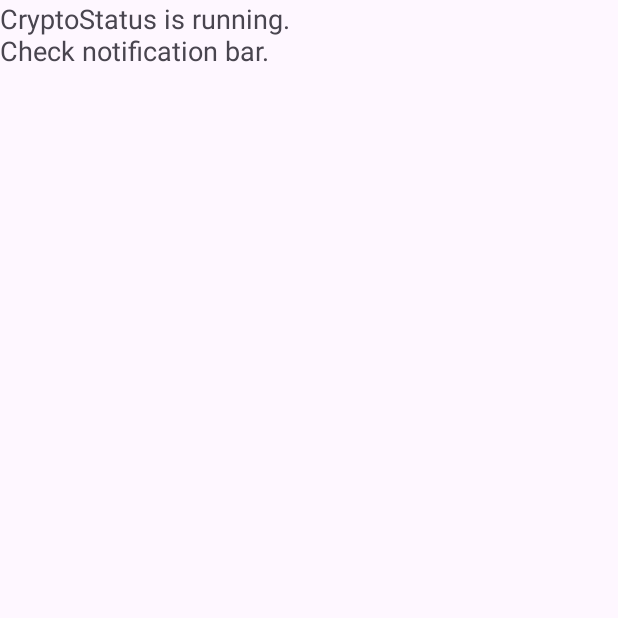
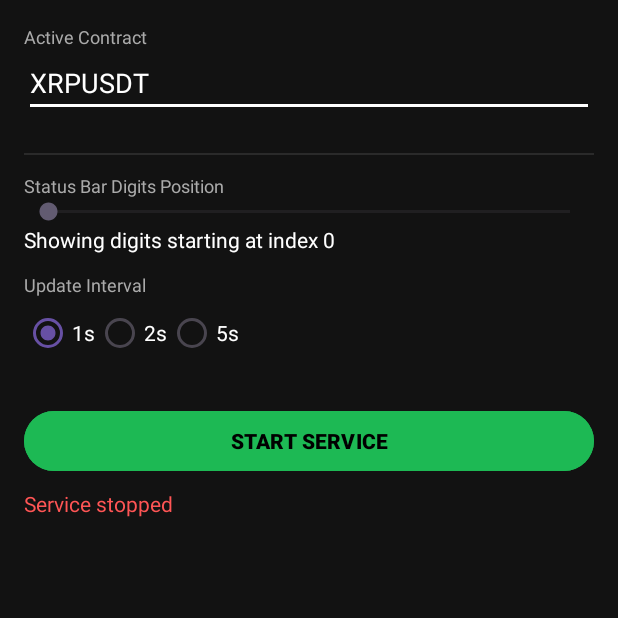
Before and after one commit to RajvirGautam/Crypto-Futures-Tracker, an Android app: the screen it shows after launch (MainActivity), on a phone screen of 412 x 824 dp, the top half of it. Run offline under Robolectric (Android 15) with nearby library versions, the phone set to English and light mode, and no system bars.

Commit message:
v2.0-mvp

```diff
--- a/app/src/main/java/com/example/cryptostatus/CryptoApi.kt
+++ b/app/src/main/java/com/example/cryptostatus/CryptoApi.kt
@@ -5,6 +5,21 @@
 
 interface CryptoApi {
 
+    @GET("fapi/v1/exchangeInfo")
+    suspend fun getExchangeInfo(): ExchangeInfo
+
+    @GET("fapi/v1/ticker/24hr")
+    suspend fun get24hTicker(
+        @Query("symbol") symbol: String
+    ): FuturesTicker24h
+
+    @GET("futures/data/globalLongShortAccountRatio")
+    suspend fun getGlobalLongShortRatio(
+        @Query("symbol") symbol: String,
+        @Query("period") period: String = "5m",
+        @Query("limit") limit: Int = 1
+    ): List<LongShortRatio>
+
     @GET("fapi/v1/premiumIndex")
     suspend fun getFuturesPrice(
         @Query("symbol") symbol: String
--- a/app/src/main/java/com/example/cryptostatus/MainActivity.kt
+++ b/app/src/main/java/com/example/cryptostatus/MainActivity.kt
@@ -2,59 +2,116 @@
 
 import android.Manifest
 import android.content.Intent
+import android.content.SharedPreferences
 import android.content.pm.PackageManager
+import android.graphics.Color
 import android.os.Build
 import android.os.Bundle
-import android.widget.TextView
+import android.view.View
+import android.widget.*
 import androidx.appcompat.app.AppCompatActivity
 import androidx.core.app.ActivityCompat
 import androidx.core.content.ContextCompat
+import androidx.core.view.ViewCompat
+import androidx.core.view.WindowInsetsCompat
+import kotlinx.coroutines.*
 
 class MainActivity : AppCompatActivity() {
 
+    private lateinit var prefs: SharedPreferences
+    private var running = false
+
     override fun onCreate(savedInstanceState: Bundle?) {
         super.onCreate(savedInstanceState)
+        setContentView(R.layout.activity_main)
 
-        val tv = TextView(this)
-        tv.text = "CryptoStatus is running.\nCheck notification bar."
-        tv.textSize = 18f
-        setContentView(tv)
+        ViewCompat.setOnApplyWindowInsetsListener(findViewById(android.R.id.content)) { v, i ->
+            val bars = i.getInsets(WindowInsetsCompat.Type.systemBars())
+            v.setPadding(v.paddingLeft, bars.top, v.paddingRight, v.paddingBottom)
+            i
+        }
 
-        if (Build.VERSION.SDK_INT >= Build.VERSION_CODES.TIRAMISU) {
-            if (ContextCompat.checkSelfPermission(
-                    this,
-                    Manifest.permission.POST_NOTIFICATIONS
-                ) != PackageManager.PERMISSION_GRANTED
-            ) {
-                ActivityCompat.requestPermissions(
-                    this,
-                    arrayOf(Manifest.permission.POST_NOTIFICATIONS),
-                    100
-                )
-                return
+        prefs = getSharedPreferences("crypto_prefs", MODE_PRIVATE)
+
+        val etSymbol = findViewById<AutoCompleteTextView>(R.id.etSymbol)
+        val seek = findViewById<SeekBar>(R.id.seekDigits)
+        val preview = findViewById<TextView>(R.id.tvDigitPreview)
+        val btn = findViewById<Button>(R.id.btnToggle)
+        val status = findViewById<TextView>(R.id.tvStatus)
+
+        etSymbol.setText(prefs.getString("symbol", "XRPUSDT"))
+        seek.progress = prefs.getInt("digit_start_index", 0)
+        preview.text = "Showing digits starting at index ${seek.progress}"
+
+        loadSymbols(etSymbol)
+
+        seek.setOnSeekBarChangeListener(object : SeekBar.OnSeekBarChangeListener {
+            override fun onProgressChanged(s: SeekBar?, p: Int, f: Boolean) {
+                prefs.edit().putInt("digit_start_index", p).apply()
+                preview.text = "Showing digits starting at index $p"
+            }
+            override fun onStartTrackingTouch(s: SeekBar?) {}
+            override fun onStopTrackingTouch(s: SeekBar?) {}
+        })
+
+        btn.setOnClickListener {
+            if (!running) {
+                prefs.edit()
+                    .putString("symbol", etSymbol.text.toString().uppercase())
+                    .apply()
+
+                requestPermissionAndStart()
+
+                running = true
+                btn.text = "STOP SERVICE"
+                btn.setBackgroundColor(Color.RED)
+                status.text = "Service running"
+                status.setTextColor(Color.GREEN)
+            } else {
+                stopService(Intent(this, PriceService::class.java))
+                running = false
+                btn.text = "START SERVICE"
+                btn.setBackgroundColor(Color.GREEN)
+                status.text = "Service stopped"
+                status.setTextColor(Color.RED)
             }
         }
-
-        startPriceService()
     }
 
-    private fun startPriceService() {
-        val intent = Intent(this, PriceService::class.java)
-        ContextCompat.startForegroundService(this, intent)
+    private fun loadSymbols(et: AutoCompleteTextView) {
+        CoroutineScope(Dispatchers.IO).launch {
+            try {
+                val info = ApiClient.api.getExchangeInfo()
+                val symbols = info.symbols
+                    .filter { it.contractType == "PERPETUAL" && it.status == "TRADING" }
+                    .map { it.symbol }
+                    .sorted()
+
+                withContext(Dispatchers.Main) {
+                    et.setAdapter(
+                        ArrayAdapter(
+                            this@MainActivity,
+                            android.R.layout.simple_dropdown_item_1line,
+                            symbols
+                        )
+                    )
+                }
+            } catch (_: Exception) {}
+        }
     }
 
-    override fun onRequestPermissionsResult(
-        requestCode: Int,
-        permissions: Array<out String>,
-        grantResults: IntArray
-    ) {
-        super.onRequestPermissionsResult(requestCode, permissions, grantResults)
-
-        if (requestCode == 100 &&
-            grantResults.isNotEmpty() &&
-            grantResults[0] == PackageManager.PERMISSION_GRANTED
+    private fun requestPermissionAndStart() {
+        if (Build.VERSION.SDK_INT >= 33 &&
+            ContextCompat.checkSelfPermission(this, Manifest.permission.POST_NOTIFICATIONS)
+            != PackageManager.PERMISSION_GRANTED
         ) {
-            startPriceService()
+            ActivityCompat.requestPermissions(
+                this,
+                arrayOf(Manifest.permission.POST_NOTIFICATIONS),
+                100
+            )
+        } else {
+            ContextCompat.startForegroundService(this, Intent(this, PriceService::class.java))
         }
     }
 }
--- a/app/src/main/res/layout/activity_main.xml
+++ b/app/src/main/res/layout/activity_main.xml
@@ -1,19 +1,116 @@
 <?xml version="1.0" encoding="utf-8"?>
-<androidx.constraintlayout.widget.ConstraintLayout xmlns:android="http://schemas.android.com/apk/res/android"
-    xmlns:app="http://schemas.android.com/apk/res-auto"
-    xmlns:tools="http://schemas.android.com/tools"
-    android:id="@+id/main"
+<ScrollView xmlns:android="http://schemas.android.com/apk/res/android"
     android:layout_width="match_parent"
     android:layout_height="match_parent"
-    tools:context=".MainActivity">
+    android:background="#121212"
+    android:padding="16dp"
+    android:fitsSystemWindows="true">
 
-    <TextView
-        android:layout_width="wrap_content"
+    <LinearLayout
+        android:layout_width="match_parent"
         android:layout_height="wrap_content"
-        android:text="Hello World!"
-        app:layout_constraintBottom_toBottomOf="parent"
-        app:layout_constraintEnd_toEndOf="parent"
-        app:layout_constraintStart_toStartOf="parent"
-        app:layout_constraintTop_toTopOf="parent" />
+        android:orientation="vertical">
 
-</androidx.constraintlayout.widget.ConstraintLayout>
+        <!-- Active Contract -->
+        <TextView
+            android:text="Active Contract"
+            android:textColor="#AAAAAA"
+            android:textSize="12sp"
+            android:layout_width="wrap_content"
+            android:layout_height="wrap_content"/>
+
+        <AutoCompleteTextView
+            android:id="@+id/etSymbol"
+            android:layout_width="match_parent"
+            android:layout_height="wrap_content"
+            android:hint="Search futures symbol (BTCUSDT, XRPUSDT)"
+            android:textColor="#FFFFFF"
+            android:textColorHint="#777777"
+            android:backgroundTint="#FFFFFF"
+            android:layout_marginBottom="12dp"/>
+
+        <View
+            android:layout_width="match_parent"
+            android:layout_height="1dp"
+            android:background="#2A2A2A"
+            android:layout_marginVertical="12dp"/>
+
+        <!-- Digit Selector -->
+        <TextView
+            android:text="Status Bar Digits Position"
+            android:textColor="#AAAAAA"
+            android:textSize="12sp"
+            android:layout_width="wrap_content"
+            android:layout_height="wrap_content"/>
+
+        <SeekBar
+            android:id="@+id/seekDigits"
+            android:layout_width="match_parent"
+            android:layout_height="wrap_content"
+            android:max="10"/>
+
+        <TextView
+            android:id="@+id/tvDigitPreview"
+            android:text="Showing digits: ---"
+            android:textColor="#FFFFFF"
+            android:layout_marginBottom="12dp"
+            android:layout_width="wrap_content"
+            android:layout_height="wrap_content"/>
+
+        <!-- Update Interval -->
+        <TextView
+            android:text="Update Interval"
+            android:textColor="#AAAAAA"
+            android:textSize="12sp"
+            android:layout_width="wrap_content"
+            android:layout_height="wrap_content"/>
+
+        <RadioGroup
+            android:id="@+id/rgInterval"
+            android:layout_width="match_parent"
+            android:layout_height="wrap_content"
+            android:orientation="horizontal">
+
+            <RadioButton
+                android:id="@+id/rb1s"
+                android:layout_width="wrap_content"
+                android:layout_height="wrap_content"
+                android:text="1s"
+                android:textColor="#FFFFFF"
+                android:checked="true"/>
+
+            <RadioButton
+                android:id="@+id/rb2s"
+                android:layout_width="wrap_content"
+                android:layout_height="wrap_content"
+                android:text="2s"
+                android:textColor="#FFFFFF"/>
+
+            <RadioButton
+                android:id="@+id/rb5s"
+                android:layout_width="wrap_content"
+                android:layout_height="wrap_content"
+                android:text="5s"
+                android:textColor="#FFFFFF"/>
+        </RadioGroup>
+
+        <Button
+            android:id="@+id/btnToggle"
+            android:text="START SERVICE"
+            android:layout_marginTop="24dp"
+            android:backgroundTint="#1DB954"
+            android:textColor="#000000"
+            android:textStyle="bold"
+            android:layout_width="match_parent"
+            android:layout_height="wrap_content"/>
+
+        <TextView
+            android:id="@+id/tvStatus"
+            android:text="Service stopped"
+            android:textColor="#FF5555"
+            android:layout_marginTop="8dp"
+            android:layout_width="wrap_content"
+            android:layout_height="wrap_content"/>
+
+    </LinearLayout>
+</ScrollView>
```
Also changed, not shown: app/src/main/java/com/example/cryptostatus/ExchangeInfoModels.kt (added, +11 -0 lines), app/src/main/java/com/example/cryptostatus/PriceModels.kt (+14 -1 lines), app/src/main/java/com/example/cryptostatus/PriceService.kt (+108 -54 lines).
